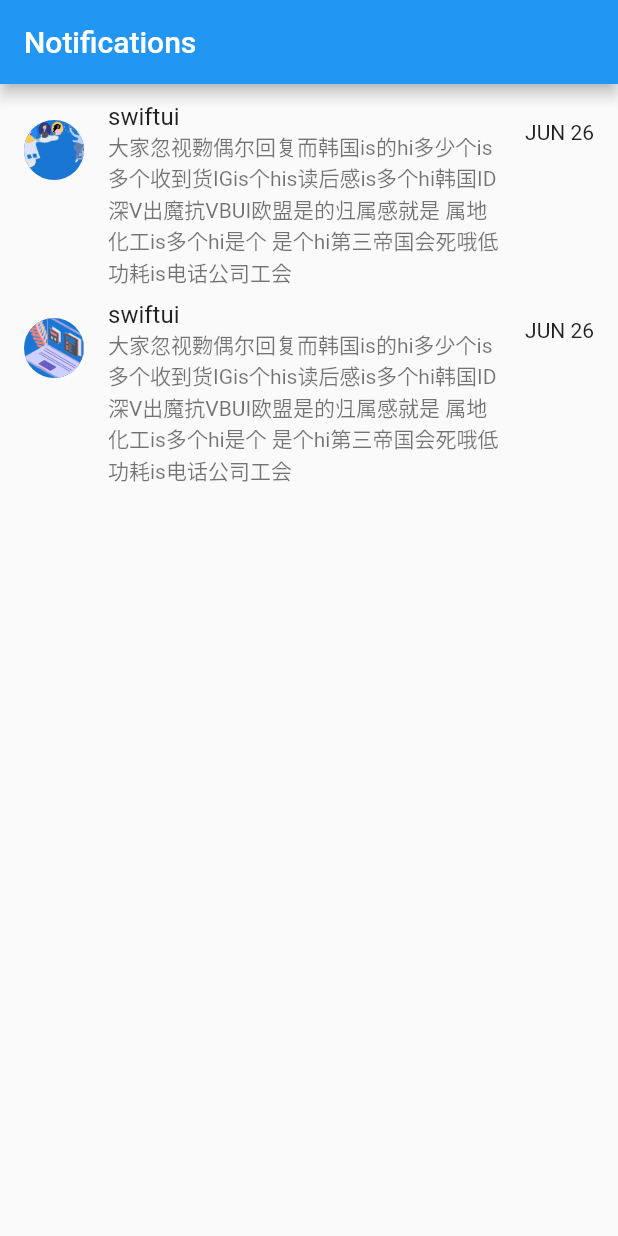
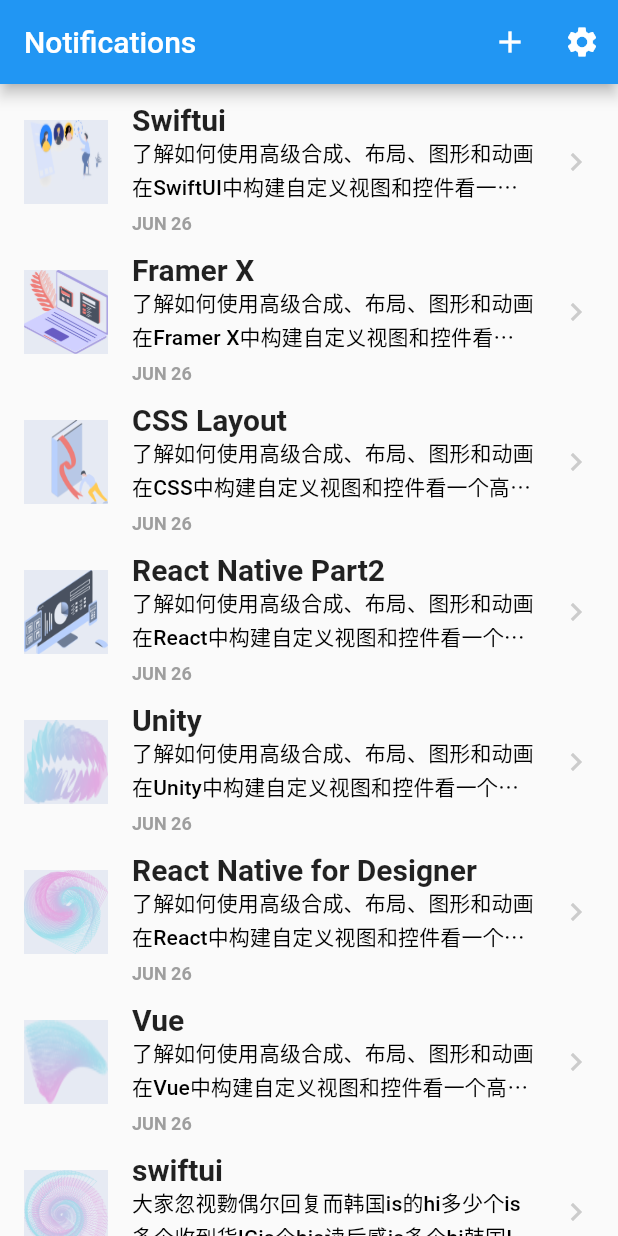
Before and after one commit to GavinHome/flutter_design_code, a Flutter app: the screen it shows after launch, on a phone screen of 412 x 824 dp. Run offline on Flutter 3.47's test engine with Material 2 defaults, Android fonts, the light colour scheme and no system bars.

Commit message:
update notification

```diff
--- a/lib/notifications/notification.dart
+++ b/lib/notifications/notification.dart
@@ -61,11 +61,56 @@
   @override
   Widget build(BuildContext context) {
     return ListTile(
-      leading:
-          CircleAvatar(backgroundImage: new AssetImage(_notification.image)),
-      title: Text(_notification.title),
-      subtitle: Text(_notification.text),
-      trailing: Text(_notification.date),
+      //leading: CircleAvatar(backgroundImage: new AssetImage(_notification.image)),
+      leading: AspectRatio(
+        aspectRatio: 1,
+        child: Container(
+            width: 80,
+            height: 80,
+            decoration: BoxDecoration(
+              color: const Color(0xffe6eaf3),
+              //borderRadius: BorderRadius.circular(20)
+            ),
+            child: new Image.asset(
+              _notification.image,
+              fit: BoxFit.fill,
+            )),
+      ),
+      title: Text(_notification.title,
+          style: Theme.of(context)
+              .textTheme
+              .title
+              .copyWith(fontWeight: FontWeight.bold)),
+      subtitle: Column(
+        crossAxisAlignment: CrossAxisAlignment.start,
+        children: <Widget>[
+          Text(
+            _notification.text,
+            strutStyle: StrutStyle(leading: 0.5),
+            style: Theme.of(context).textTheme.subtitle.copyWith(),
+            maxLines: 2,
+            overflow: TextOverflow.ellipsis,
+          ),
+          Text(
+            _notification.date,
+            strutStyle: StrutStyle(leading: 0.5),
+            style: Theme.of(context)
+                .textTheme
+                .caption
+                .copyWith(color: Colors.grey, fontWeight: FontWeight.bold),
+          )
+        ],
+      ),
+      trailing: Column(
+        mainAxisAlignment: MainAxisAlignment.center,
+        crossAxisAlignment: CrossAxisAlignment.center,
+        children: <Widget>[
+          Icon(
+            Icons.keyboard_arrow_right,
+            color: const Color(0xffcccccc),
+          )
+        ],
+      ),
     );
   }
 }
@@ -78,6 +123,7 @@
   @override
   Widget build(BuildContext context) {
     return ListView(
+      shrinkWrap: true,
       padding: EdgeInsets.symmetric(vertical: 8.0),
       children: _buildContactsList(),
     );
@@ -102,6 +148,22 @@
           // Here we take the value from the MyHomePage object that was created by
           // the App.build method, and use it to set our appbar title.
           title: Text("Notifications"),
+          actions: <Widget>[
+            IconButton(
+              icon: Icon(Icons.add),
+              tooltip: "Add update",
+              onPressed: () {
+                print("Alarm");
+              },
+            ),
+            IconButton(
+              icon: Icon(Icons.settings),
+              tooltip: "Settings",
+              onPressed: () {
+                print("Alarm");
+              },
+            ),
+          ],
         ),
         body: Container(
           child: NotificationList(_buildNotificationList()),
@@ -121,37 +183,42 @@
 List<NotificationModel> notifications = [
   NotificationModel(
       "assets/Illustration1.png",
+      "Swiftui",
+      "了解如何使用高级合成、布局、图形和动画在SwiftUI中构建自定义视图和控件看一个高性能的演示，可动画控制和观看它在代码中一步一步深入了解迅捷的布局体系",
+      "JUN 26"),
+  NotificationModel(
+      "assets/Illustration2.png",
+      "Framer X",
+      "了解如何使用高级合成、布局、图形和动画在Framer X中构建自定义视图和控件看一个高性能的演示，可动画控制和观看它在代码中一步一步深入了解迅捷的布局体系",
+      "JUN 26"),
+  NotificationModel(
+      "assets/Illustration3.png",
+      "CSS Layout",
+      "了解如何使用高级合成、布局、图形和动画在CSS中构建自定义视图和控件看一个高性能的演示，可动画控制和观看它在代码中一步一步深入了解迅捷的布局体系",
+      "JUN 26"),
+  NotificationModel(
+      "assets/Illustration4.png",
+      "React Native Part2",
+      "了解如何使用高级合成、布局、图形和动画在React中构建自定义视图和控件看一个高性能的演示，可动画控制和观看它在代码中一步一步深入了解迅捷的布局体系",
+      "JUN 26"),
+  NotificationModel(
+      "assets/Certificate1.png",
+      "Unity",
+      "了解如何使用高级合成、布局、图形和动画在Unity中构建自定义视图和控件看一个高性能的演示，可动画控制和观看它在代码中一步一步深入了解迅捷的布局体系",
+      "JUN 26"),
+  NotificationModel(
+      "assets/Certificate2.png",
+      "React Native for Designer",
+      "了解如何使用高级合成、布局、图形和动画在React中构建自定义视图和控件看一个高性能的演示，可动画控制和观看它在代码中一步一步深入了解迅捷的布局体系",
+      "JUN 26"),
+  NotificationModel(
+      "assets/Certificate3.png",
+      "Vue",
+      "了解如何使用高级合成、布局、图形和动画在Vue中构建自定义视图和控件看一个高性能的演示，可动画控制和观看它在代码中一步一步深入了解迅捷的布局体系",
+      "JUN 26"),
+  NotificationModel(
+      "assets/Certificate4.png",
       "swiftui",
       "大家忽视覅偶尔回复而韩国is的hi多少个is多个收到货IGis个his读后感is多个hi韩国ID深V出魔抗VBUI欧盟是的归属感就是 属地化工is多个hi是个 是个hi第三帝国会死哦低功耗is电话公司工会",
       "JUN 26"),
-  NotificationModel(
-      "assets/Illustration2.png",
-      "swiftui",
-      "大家忽视覅偶尔回复而韩国is的hi多少个is多个收到货IGis个his读后感is多个hi韩国ID深V出魔抗VBUI欧盟是的归属感就是 属地化工is多个hi是个 是个hi第三帝国会死哦低功耗is电话公司工会",
-      "JUN 26"),
-  // Notification(
-  //     "assets/Illustration3.png",
-  //     "swiftui",
-  //     "大家忽视覅偶尔回复而韩国is的hi多少个is多个收到货IGis个his读后感is多个hi韩国ID深V出魔抗VBUI欧盟是的归属感就是 属地化工is多个hi是个 是个hi第三帝国会死哦低功耗is电话公司工会",
-  //     "JUN 26"),
-  // Notification(
-  //     "assets/Illustration4.png",
-  //     "swiftui",
-  //     "大家忽视覅偶尔回复而韩国is的hi多少个is多个收到货IGis个his读后感is多个hi韩国ID深V出魔抗VBUI欧盟是的归属感就是 属地化工is多个hi是个 是个hi第三帝国会死哦低功耗is电话��司工会",
-  //     "JUN 26"),
-  // Notification(
-  //     "assets/Certificate1.png",
-  //     "swiftui",
-  //     "大家忽视覅偶尔回复而韩国is的hi多少个is多个收到货IGis个his读后感is多个hi韩国ID深V出魔抗VBUI欧��是的归属感就是 属地化工is多个hi是个 是个hi第三���国会死哦低功耗is电话公司工会",
-  //     "JUN 26"),
-  // Notification(
-  //     "assets/Certificate2.png",
-  //     "swiftui",
-  //     "大家忽视覅偶尔回复而韩国is的hi多少个is多个收到货IGis个his读后感is多个hi韩国ID深V出魔抗VBUI欧盟是的归属感就是 属地化工is多个hi是个 是个hi第三帝国会死哦低功耗is电话公司工会",
-  //     "JUN 26"),
-  // Notification(
-  //     "assets/Certificate3.png",
-  //     "swiftui",
-  //     "大家忽视覅偶���回复而韩国is的hi多少个is多个收到货IGis个his读后感is多个hi韩国ID深V出魔抗VBUI欧盟是的归属感就是 属地化工is多个hi是个 是个hi第三帝国会死哦低功耗is电话公司工会",
-  //     "JUN 26"),
 ];
--- a/pubspec.yaml
+++ b/pubspec.yaml
@@ -44,8 +44,14 @@
   assets:
     - assets/Background.png
     - assets/Logo.png
+    - assets/Certificate1.png
+    - assets/Certificate2.png
+    - assets/Certificate3.png
+    - assets/Certificate4.png
     - assets/Illustration1.png
     - assets/Illustration2.png
+    - assets/Illustration3.png
+    - assets/Illustration4.png
     - assets/Illustration5.png
 
   # An image asset can refer to one or more resolution-specific "variants", see
```
Also changed, not shown: assets/Certificate1.png (added), assets/Certificate2.png (added), assets/Certificate3.png (added), assets/Certificate4.png (added), assets/Illustration3.png (added), assets/Illustration4.png (added), pubspec.lock.
